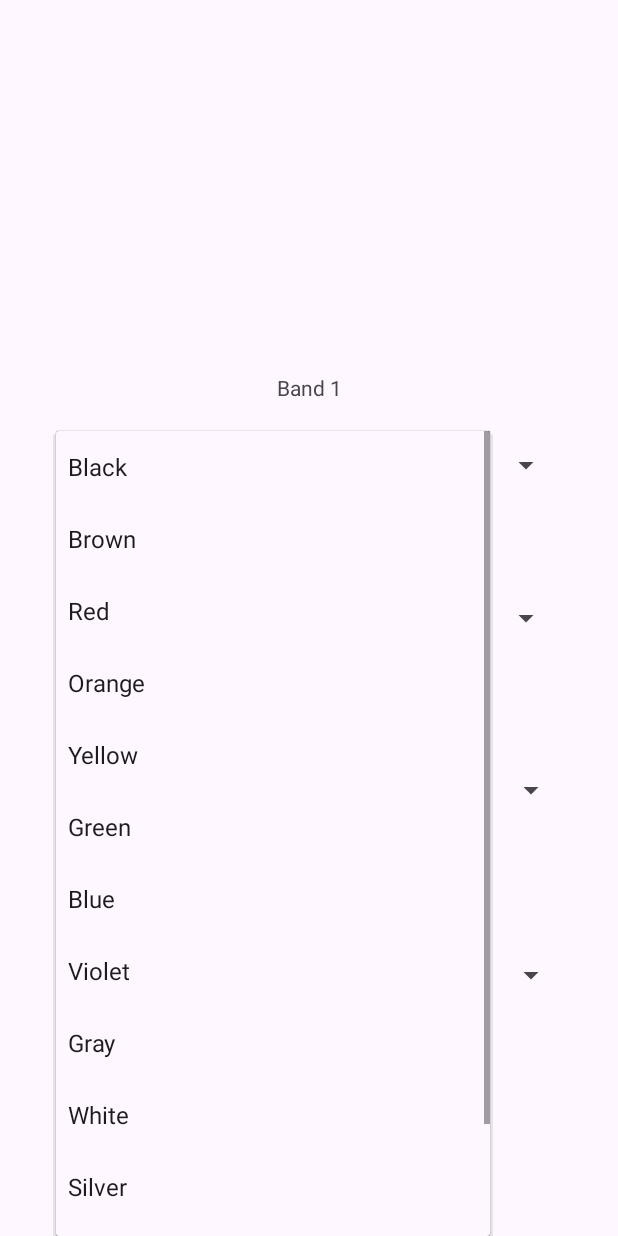
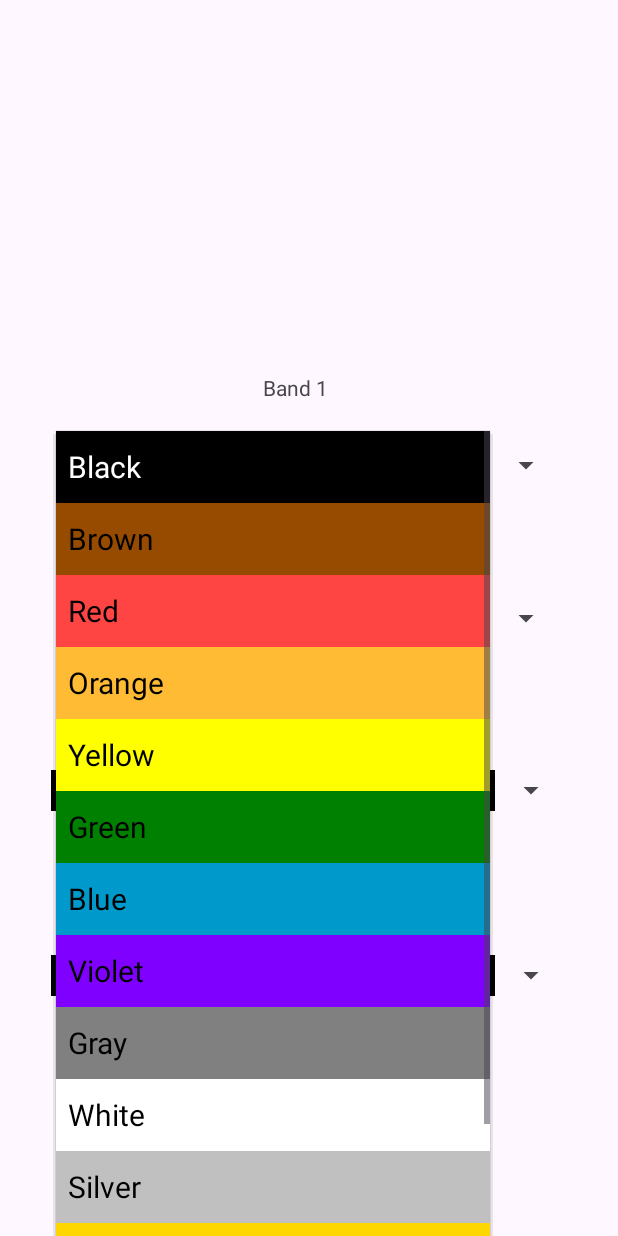
Before and after one commit to S00227303inatusligo/Resistor_Calculator_App, an Android app: the screen it shows after launch (MainActivity), after a tap on "Black", on a phone screen of 412 x 824 dp. Run offline under Robolectric (Android 15) with nearby library versions, the phone set to English and light mode, and no system bars.

Commit message:
Resistance Calculation code complete, just the tolerance value to do.

```diff
--- a/app/src/main/java/com/example/resistorcalculatorapp/MainActivity.java
+++ b/app/src/main/java/com/example/resistorcalculatorapp/MainActivity.java
@@ -3,16 +3,15 @@ package com.example.resistorcalculatorapp;
 import androidx.appcompat.app.AppCompatActivity;
 import android.os.Bundle;
 import android.view.View;
-import android.widget.ArrayAdapter;
 import android.widget.Spinner;
 import android.widget.TextView;
-import android.widget.AdapterView;
-
-import com.google.android.material.navigation.NavigationBarView;
 
 public class MainActivity extends AppCompatActivity {
     Spinner spinnerBand1, spinnerBand2, spinnerBand3, spinnerBand4;
-    int resistorValue, tolerancePercentage;
+    int toleranceValue;
+    int[] resistanceValues;
+    TextView resultTextView;
+
     @Override
     protected void onCreate(Bundle savedInstanceState) {
         super.onCreate(savedInstanceState);
@@ -23,89 +22,42 @@ public class MainActivity extends AppCompatActivity {
         spinnerBand3 = findViewById(R.id.spinnerBand3);
         spinnerBand4 = findViewById(R.id.spinnerBand4);
 
-        ArrayAdapter<CharSequence> adapter=ArrayAdapter.createFromResource(MainActivity.this, R.array.Band_Colours, android.R.layout.simple_spinner_item);
-        adapter.setDropDownViewResource(android.R.layout.simple_spinner_dropdown_item);
-        spinnerBand1.setAdapter(adapter);
-        spinnerBand2.setAdapter(adapter);
-        spinnerBand3.setAdapter(adapter);
-        spinnerBand4.setAdapter(adapter);
+        // Load the color array from resources
+        int[] colors = getResources().getIntArray(R.array.androidcolors);
+        String[] colorNames = getResources().getStringArray(R.array.Band_Colours);
 
-        spinnerBand1.setOnItemSelectedListener(new AdapterView.OnItemSelectedListener() {
+        // Create custom adapters for each Spinner
+        SpinnerAdapter adapter1 = new SpinnerAdapter(this, colors, colorNames);
+        SpinnerAdapter adapter2 = new SpinnerAdapter(this, colors, colorNames);
+        SpinnerAdapter adapter3 = new SpinnerAdapter(this, colors, colorNames);
+        SpinnerAdapter adapter4 = new SpinnerAdapter(this, colors, colorNames);
 
-            public void onItemSelected(AdapterView<?> parentView, View selectedItemView, int position, long id) {
-                String selectedItem = parentView.getItemAtPosition(position).toString();
-                if(selectedItem == "Black"){
-                    resistorValue = 0;
-                }
-                if(selectedItem == "Brown"){
-                    resistorValue = 1;
-                }
-                if(selectedItem == "Red"){
-                    resistorValue = 2;
-                }
-                if(selectedItem == "Orange"){
-                    resistorValue = 3;
-                }
-                if(selectedItem == "Yellow"){
-                    resistorValue = 4;
-                }
-                if(selectedItem == "Green"){
-                    resistorValue = 5;
-                }
-                if(selectedItem == "Blue"){
-                    resistorValue = 6;
-                }
-                if(selectedItem == "Violet"){
-                    resistorValue = 7;
-                }
-                if(selectedItem == "Gray"){
-                    resistorValue = 8;
-                }
-                if(selectedItem == "White"){
-                    resistorValue = 9;
-                }
-                if(selectedItem == "Gold"){
-                    resistorValue = 0;
-                }
-                if(selectedItem == "Silver"){
-                    resistorValue = 0;
-                }
+        // Set the custom adapters for each Spinner
+        spinnerBand1.setAdapter(adapter1);
+        spinnerBand2.setAdapter(adapter2);
+        spinnerBand3.setAdapter(adapter3);
+        spinnerBand4.setAdapter(adapter4);
 
-            }
-            public void onNothingSelected(AdapterView<?> parentView) {
-                resistorValue = 0;
-            }
-        });
-        spinnerBand2.setOnItemSelectedListener(new AdapterView.OnItemSelectedListener() {
-            public void onItemSelected(AdapterView<?> parentView, View selectedItemView, int position, long id) {
+        resistanceValues = new int[]{
+                0, 1, 2, 3, 4, 5, 6, 7, 8, 9, -1, -2
+        };
 
-            }
-            public void onNothingSelected(AdapterView<?> parentView) {
 
-            }
-        });
-        spinnerBand3.setOnItemSelectedListener(new AdapterView.OnItemSelectedListener() {
-            public void onItemSelected(AdapterView<?> parentView, View selectedItemView, int position, long id) {
-
-            }
-            public void onNothingSelected(AdapterView<?> parentView) {
-
-            }
-        });
-        spinnerBand4.setOnItemSelectedListener(new AdapterView.OnItemSelectedListener() {
-            public void onItemSelected(AdapterView<?> parentView, View selectedItemView, int position, long id) {
-
-            }
-            public void onNothingSelected(AdapterView<?> parentView) {
-
-            }
-        });
-    }
-    public void doCalculate() {
-        TextView result = findViewById(R.id.textViewResult);
-        result.setText(Integer.toString(resistorValue));
-    }
-    public void doClear() {
 
     }
+
+    public void doCalculate(View view) {
+        int band1 = spinnerBand1.getSelectedItemPosition();
+        int band2 = spinnerBand2.getSelectedItemPosition();
+        int band3 = spinnerBand3.getSelectedItemPosition();
+        int band4 = spinnerBand4.getSelectedItemPosition();
+        resultTextView = findViewById(R.id.textViewResult);
+
+        if (band1 != -1 && band2 != -1 && band3 != -1) {
+            int resistance = (resistanceValues[band1] * 10 + resistanceValues[band2]) * (int) Math.pow(10, resistanceValues[band3]);
+            resultTextView.setText("Resistance: " + resistance + " ohms");
+        } else {
+            resultTextView.setText("Please select all three color bands.");
+        }
+    }
 }
--- /dev/null
+++ b/app/src/main/java/com/example/resistorcalculatorapp/SpinnerAdapter.java
@@ -0,0 +1,79 @@
+package com.example.resistorcalculatorapp;
+
+import android.annotation.SuppressLint;
+import android.content.Context;
+import android.view.LayoutInflater;
+import android.view.View;
+import android.view.ViewGroup;
+import android.widget.BaseAdapter;
+import android.widget.TextView;
+
+public class SpinnerAdapter extends BaseAdapter {
+    int[] colors;
+    Context context;
+    String[] colorNames;
+
+    public SpinnerAdapter(Context context, int[] colors, String[] colorNames)
+    {
+        this.context = context;
+        this.colors = colors;
+        this.colorNames = this.colorNames;
+    }
+
+    @Override
+    public int getCount() {
+        return colors != null ? colors.length : 0; // Check if colors array is not null
+    }
+
+    @Override
+    public Object getItem(int position) {
+        return colors != null && position >= 0 && position < colors.length ? colors[position] : 0;
+    }
+
+    public long getItemId(int arg0) {
+        return arg0;
+    }
+
+    @SuppressLint("ViewHolder")
+    @Override
+    public View getView(int pos, View view, ViewGroup parent) {
+        LayoutInflater inflater = LayoutInflater.from(context);
+        view = inflater.inflate(android.R.layout.simple_spinner_dropdown_item, null);
+
+        TextView txv = view.findViewById(android.R.id.text1);
+
+        int[] colorArray = context.getResources().getIntArray(R.array.androidcolors);
+        colorNames = context.getResources().getStringArray(R.array.Band_Colours);
+        if (pos < colorArray.length) {
+            txv.setBackgroundColor(colorArray[pos]);
+        }
+
+        txv.setTextSize(20f);
+        txv.setText(colorNames[pos]);
+
+        return view;
+    }
+
+    @Override
+    public View getDropDownView(int position, View convertView, ViewGroup parent) {
+        if (convertView == null) {
+            LayoutInflater inflater = LayoutInflater.from(context);
+            convertView = inflater.inflate(android.R.layout.simple_spinner_dropdown_item, parent, false);
+        }
+
+        TextView txv = convertView.findViewById(android.R.id.text1);
+        txv.setBackgroundColor(colors[position]);
+        txv.setTextSize(20f);
+        txv.setText(colorNames[position]);
+
+        if (colorNames[position].equals("Black")) {
+            txv.setTextColor(colors[9]);
+        } else {
+            txv.setTextColor(colors[0]);
+        }
+
+        return convertView;
+    }
+
+
+}
--- a/app/src/main/res/layout/activity_main.xml
+++ b/app/src/main/res/layout/activity_main.xml
@@ -84,7 +84,7 @@
         android:layout_width="wrap_content"
         android:layout_height="wrap_content"
         android:layout_marginTop="19dp"
-        android:text="Band 3"
+        android:text="Multiplier"
         app:layout_constraintStart_toStartOf="@+id/textViewBand4"
         app:layout_constraintTop_toBottomOf="@+id/spinnerBand2" />
 
@@ -94,7 +94,7 @@
         android:layout_height="wrap_content"
         android:layout_marginTop="103dp"
         android:layout_marginBottom="104dp"
-        android:text="Band 4"
+        android:text="Tolerance"
         app:layout_constraintBottom_toTopOf="@+id/buttonCalculate"
         app:layout_constraintEnd_toEndOf="@+id/spinnerBand4"
         app:layout_constraintStart_toStartOf="@+id/spinnerBand4"
@@ -125,13 +125,23 @@
 
     <TextView
         android:id="@+id/textViewResult"
+        android:layout_width="1dp"
+        android:layout_height="24dp"
+        android:layout_marginStart="120dp"
+        android:layout_marginTop="102dp"
+        android:layout_marginBottom="101dp"
+        android:textSize="24sp"
+        app:layout_constraintBottom_toBottomOf="@+id/textViewBand1"
+        app:layout_constraintStart_toStartOf="parent"
+        app:layout_constraintTop_toTopOf="parent"
+        app:layout_constraintVertical_bias="1.0" />
+
+    <TextView
+        android:id="@+id/textViewTolerance"
         android:layout_width="wrap_content"
         android:layout_height="wrap_content"
-        android:layout_marginStart="20dp"
-        android:layout_marginTop="102dp"
-        android:layout_marginBottom="101dp"
-        app:layout_constraintBottom_toBottomOf="@+id/textViewBand1"
-        app:layout_constraintStart_toStartOf="@+id/textViewBand1"
-        app:layout_constraintTop_toTopOf="parent"
-        app:layout_constraintVertical_bias="1.0" />
+        android:layout_marginStart="121dp"
+        android:layout_marginBottom="560dp"
+        app:layout_constraintBottom_toBottomOf="parent"
+        app:layout_constraintStart_toStartOf="parent" />
 </androidx.constraintlayout.widget.ConstraintLayout>
--- a/app/src/main/res/values/colors.xml
+++ b/app/src/main/res/values/colors.xml
@@ -2,4 +2,31 @@
 <resources>
     <color name="black">#FF000000</color>
     <color name="white">#FFFFFFFF</color>
+    <item name="brown" type="color">#964B00</item>
+    <item name="red" type="color">#FFFF4444</item>
+    <item name="orange" type="color">#FFFFBB33</item>
+    <item name="yellow" type="color">#FFFF00</item>
+    <item name="green" type="color">#008000</item>
+    <item name="blue" type="color">#FF0099CC</item>
+    <item name="violet" type="color">#7F00FF</item>
+    <item name="gray" type="color">#808080</item>
+    <item name="silver" type="color">#C0C0C0</item>
+    <item name="gold" type="color">#FFD700</item>
+
+    <integer-array name="androidcolors">
+        <item>@color/black</item>
+        <item>@color/brown</item>
+        <item>@color/red</item>
+        <item>@color/orange</item>
+        <item>@color/yellow</item>
+        <item>@color/green</item>
+        <item>@color/blue</item>
+        <item>@color/violet</item>
+        <item>@color/gray</item>
+        <item>@color/white</item>
+        <item>@color/silver</item>
+        <item>@color/gold</item>
+        <item>@color/white</item>
+    </integer-array>
+
 </resources>
```
